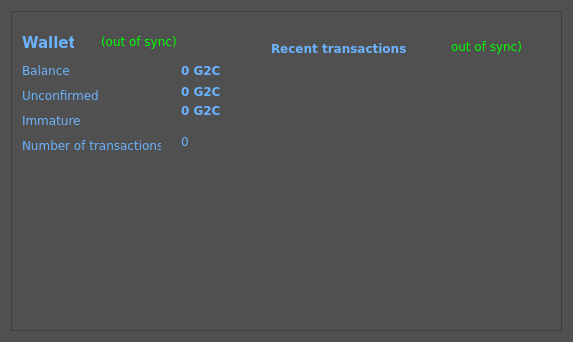
Above: src/qt/forms/overviewpage.ui from G2C/G2C before the change. Below: the same form after it.
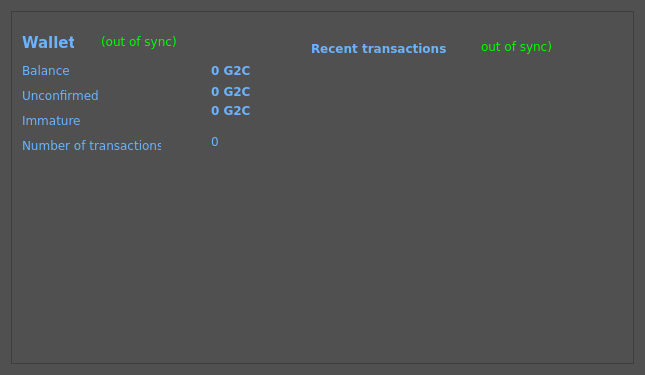
That is the form after the change.

What changed in the file:
```diff
--- a/src/qt/forms/overviewpage.ui
+++ b/src/qt/forms/overviewpage.ui
@@ -6,8 +6,8 @@
    <rect>
     <x>0</x>
     <y>0</y>
-    <width>573</width>
-    <height>342</height>
+    <width>645</width>
+    <height>375</height>
    </rect>
   </property>
   <property name="palette">
@@ -261,8 +261,8 @@
        <widget class="QListView" name="listTransactions">
         <property name="geometry">
          <rect>
-          <x>270</x>
-          <y>70</y>
+          <x>340</x>
+          <y>90</y>
           <width>261</width>
           <height>241</height>
          </rect>
@@ -431,7 +431,7 @@
        <widget class="QLabel" name="label_4">
         <property name="geometry">
          <rect>
-          <x>260</x>
+          <x>300</x>
           <y>30</y>
           <width>141</width>
           <height>16</height>
@@ -562,7 +562,7 @@
        <widget class="QLabel" name="labelTransactionsStatus">
         <property name="geometry">
          <rect>
-          <x>440</x>
+          <x>470</x>
           <y>20</y>
           <width>71</width>
           <height>31</height>
@@ -584,7 +584,7 @@
        <widget class="QLabel" name="labelNumTransactions">
         <property name="geometry">
          <rect>
-          <x>170</x>
+          <x>200</x>
           <y>120</y>
           <width>21</width>
           <height>20</height>
@@ -980,7 +980,7 @@
        <widget class="QLabel" name="labelBalance">
         <property name="geometry">
          <rect>
-          <x>170</x>
+          <x>200</x>
           <y>50</y>
           <width>41</width>
           <height>20</height>
@@ -1257,7 +1257,7 @@
        <widget class="QLabel" name="labelUnconfirmed">
         <property name="geometry">
          <rect>
-          <x>170</x>
+          <x>200</x>
           <y>70</y>
           <width>51</width>
           <height>21</height>
@@ -1534,7 +1534,7 @@
        <widget class="QLabel" name="labelImmature">
         <property name="geometry">
          <rect>
-          <x>170</x>
+          <x>200</x>
           <y>90</y>
           <width>51</width>
           <height>20</height>
```
